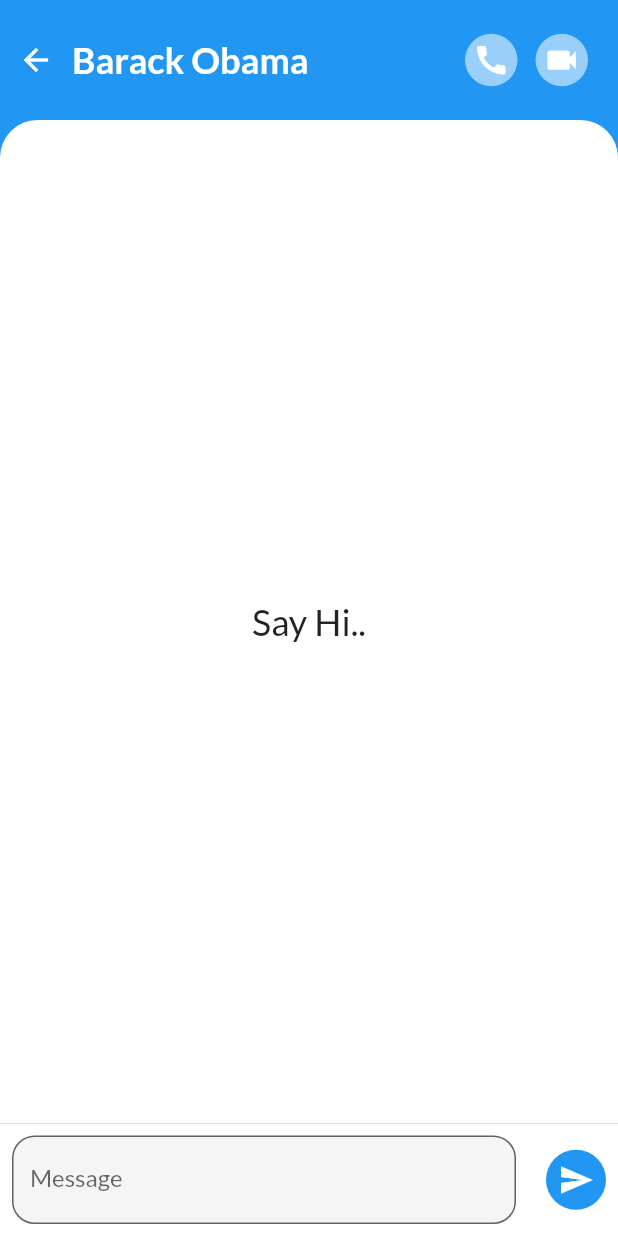
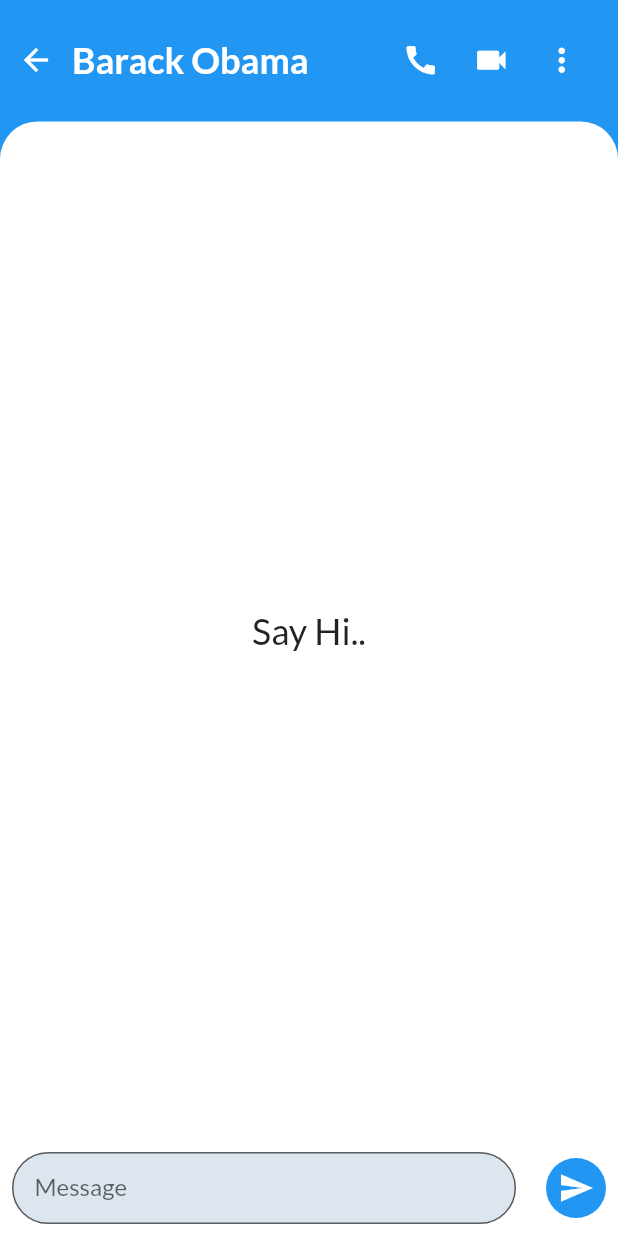
Before and after one commit to shashankanand13monu/ytel-new, a Flutter app: the ChatsPage screen opened directly, after a tap on "Barack Obama", on a phone screen of 412 x 824 dp. Run offline on Flutter 3.47's test engine with Material 2 defaults, Android fonts, the phone set to English and light mode, and no system bars; our stand-ins replace animated_custom_dropdown, cloud_firestore, connectivity_plus, country_picker, dio, firebase_core and 11 more; accounts and stored records are empty; network calls fail.

Commit message:
[Update] Inbox

```diff
--- a/lib/ytel/screens/chat/page/chat_page.dart
+++ b/lib/ytel/screens/chat/page/chat_page.dart
@@ -19,14 +19,21 @@ class ChatPage extends StatefulWidget {
 }
 
 class _ChatPageState extends State<ChatPage> {
+
   @override
   Widget build(BuildContext context) => Scaffold(
         extendBodyBehindAppBar: true,
         backgroundColor: Colors.blue,
         body: SafeArea(
+
           child: Column(
+
             children: [
               ProfileHeaderWidget(name: widget.user.name),
+              SizedBox(height: 1),
+
+
+
               Expanded(
                 child: Container(
                   padding: EdgeInsets.all(10),
@@ -45,4 +52,5 @@ class _ChatPageState extends State<ChatPage> {
           ),
         ),
       );
+
 }
--- a/lib/ytel/screens/chat/page/chats_page.dart
+++ b/lib/ytel/screens/chat/page/chats_page.dart
@@ -6,13 +6,22 @@ import '../model/user.dart';
 import '../widget/chat_body_widget.dart';
 import '../widget/chat_header_widget.dart';
 
-class ChatsPage extends StatelessWidget {
+class ChatsPage extends StatefulWidget {
+  @override
+  State<ChatsPage> createState() => _ChatsPageState();
+}
+
+class _ChatsPageState extends State<ChatsPage> {
+  String dropdownValue = "7 days";
+
+  String dropdownValue2 = "Newest";
+
   @override
   Widget build(BuildContext context) => Scaffold(
         backgroundColor: Colors.blue,
         appBar: AppBar(
           backgroundColor: Colors.blue,
-          elevation: 8,
+
           title: Text(
             'Inbox',
             style: TextStyle(
@@ -41,6 +50,80 @@ class ChatsPage extends StatelessWidget {
                       return Column(
                         children: [
                           // ChatHeaderWidget(users: users),
+                           Row(
+                mainAxisAlignment: MainAxisAlignment.spaceAround,
+                // crossAxisAlignment: CrossAxisAlignment.center,
+                children:[
+                  DropdownButton<String>(
+                    value: dropdownValue,
+                    dropdownColor: Colors.blue,
+
+                    icon: const Icon(Icons.keyboard_arrow_down,
+                    color: Colors.white),
+                    iconSize: 23,
+                    elevation: 16,
+                    style: const TextStyle(color: Colors.white),
+                    underline: Container(
+                      height: 2,
+                      color: Colors.transparent,
+                    ),
+                    onChanged: (String? newValue) {
+                      setState(() {
+                        dropdownValue = newValue!;
+                      });
+                    },
+                    items: <String>['7 days', '30 days', '90 days']
+                        .map<DropdownMenuItem<String>>((String value) {
+                      return DropdownMenuItem<String>(
+                        value: value,
+                        child: Text(value,
+                        style: TextStyle(
+                          fontSize: 19,
+                          color: Colors.white,
+
+                        ),
+                        ),
+                      );
+                    }).toList(),
+                  ),
+
+
+                  DropdownButton<String>(
+                    // Background color of the dropdown menu
+                    dropdownColor: Colors.blue,
+                    value: dropdownValue2,
+                    icon: const Icon(Icons.keyboard_arrow_down, color: Colors.white),
+                    iconSize: 26,
+                    elevation: 16,
+                    style: const TextStyle(color: Colors.white),
+                    underline: Container(
+                      height: 2,
+                      color: Colors.transparent,
+                    ),
+                    onChanged: (String? newValue) {
+                      setState(() {
+                        dropdownValue2 = newValue!;
+                      });
+                    },
+                    items: <String>['Newest', 'Oldest']
+                        .map<DropdownMenuItem<String>>((String value) {
+                      return DropdownMenuItem<String>(
+                        value: value,
+                        child: Text(value,
+                        style: TextStyle(
+                          fontSize: 19,
+                          color: Colors.white,
+
+                        ),
+                        ),
+                      );
+                    }).toList(),
+                  ),
+
+
+                ]
+              ),
+              SizedBox(height: 10),
                           ChatBodyWidget(users: users)
                         ],
                       );
--- a/lib/ytel/screens/chat/widget/chat_body_widget.dart
+++ b/lib/ytel/screens/chat/widget/chat_body_widget.dart
@@ -18,10 +18,10 @@ class ChatBodyWidget extends StatelessWidget {
           // padding: EdgeInsets.all(10),
           decoration: BoxDecoration(
             color: Colors.white,
-            // borderRadius: BorderRadius.only(
-            //   topLeft: Radius.circular(25),
-            //   topRight: Radius.circular(25),
-            // ),
+            borderRadius: BorderRadius.only(
+              topLeft: Radius.circular(25),
+              topRight: Radius.circular(25),
+            ),
           ),
           child: buildChats(),
         ),
@@ -32,7 +32,9 @@ class ChatBodyWidget extends StatelessWidget {
         itemBuilder: (context, index) {
           final user = users[index];
 
-          return Container(
+          return Column(
+            children: [
+              Container(
                 padding: EdgeInsets.only(top: 20),
                 height: 75,
                 child: ListTile(
@@ -45,8 +47,24 @@ class ChatBodyWidget extends StatelessWidget {
                     radius: 25,
                     backgroundImage: NetworkImage(user.urlAvatar),
                   ),
-              title: Text(user.name),
+                  title: Text(user.name,
+                      style: TextStyle(
+                        fontSize: 19,
+                        color: Colors.blue,
+
+                      )),
+
+                      trailing: Icon(Icons.more_vert,color: Colors.black,),
                 ),
+              ),
+              SizedBox(
+                height: 10,
+              ),
+              Divider(
+                height: 0,
+                thickness: 1,
+              ),
+            ],
           );
         },
         itemCount: users.length,
--- a/lib/ytel/screens/chat/widget/message_widget.dart
+++ b/lib/ytel/screens/chat/widget/message_widget.dart
@@ -13,11 +13,12 @@ class MessageWidget extends StatelessWidget {
 
   @override
   Widget build(BuildContext context) {
-    final radius = Radius.circular(12);
+    final radius = Radius.circular(17);
     final borderRadius = BorderRadius.all(radius);
 
     return Row(
       mainAxisAlignment: isMe ? MainAxisAlignment.end : MainAxisAlignment.start,
+
       children: <Widget>[
         if (!isMe)
           CircleAvatar(
@@ -25,9 +26,10 @@ class MessageWidget extends StatelessWidget {
         Container(
           padding: EdgeInsets.all(16),
           margin: EdgeInsets.all(16),
-          constraints: BoxConstraints(maxWidth: 140),
+
+          constraints: BoxConstraints(maxWidth: 200),
           decoration: BoxDecoration(
-            color: isMe ? Colors.grey[100] : Theme.of(context).accentColor,
+            color: isMe ? Theme.of(context).accentColor:Color.fromARGB(255, 190, 232, 251) ,
             borderRadius: isMe
                 ? borderRadius.subtract(BorderRadius.only(bottomRight: radius))
                 : borderRadius.subtract(BorderRadius.only(bottomLeft: radius)),
@@ -44,7 +46,7 @@ class MessageWidget extends StatelessWidget {
         children: <Widget>[
           Text(
             message.message,
-            style: TextStyle(color: isMe ? Colors.black : Colors.white),
+            style: TextStyle(color: isMe ? Colors.white:Colors.black),
             textAlign: isMe ? TextAlign.end : TextAlign.start,
           ),
         ],
--- a/lib/ytel/screens/chat/widget/new_message_widget.dart
+++ b/lib/ytel/screens/chat/widget/new_message_widget.dart
@@ -41,12 +41,15 @@ class _NewMessageWidgetState extends State<NewMessageWidget> {
                 enableSuggestions: true,
                 decoration: InputDecoration(
                   filled: true,
-                  fillColor: Colors.grey[100],
+                  fillColor: Color.fromARGB(255, 221, 230, 239),
                   labelText: 'Message',
+                  //width
+                  contentPadding: EdgeInsets.symmetric(horizontal: 15),
                   border: OutlineInputBorder(
+
                     borderSide: BorderSide(width: 0),
                     gapPadding: 10,
-                    borderRadius: BorderRadius.circular(15),
+                    borderRadius: BorderRadius.circular(29),
                   ),
                 ),
                 onChanged: (value) => setState(() {
--- a/lib/ytel/screens/chat/widget/profile_header_widget.dart
+++ b/lib/ytel/screens/chat/widget/profile_header_widget.dart
@@ -35,11 +35,13 @@ class ProfileHeaderWidget extends StatelessWidget {
                     buildIcon(Icons.call),
                     SizedBox(width: 12),
                     buildIcon(Icons.videocam),
+                    SizedBox(width: 12),
+                    buildIcon(Icons.more_vert),
                   ],
                 ),
                 SizedBox(width: 4),
               ],
-            )
+            ),
           ],
         ),
       );
@@ -48,7 +50,6 @@ class ProfileHeaderWidget extends StatelessWidget {
         padding: EdgeInsets.all(5),
         decoration: BoxDecoration(
           shape: BoxShape.circle,
-          color: Colors.white54,
         ),
         child: Icon(icon, size: 25, color: Colors.white),
       );
```
Lines whose indentation alone changed are shown as unchanged.
